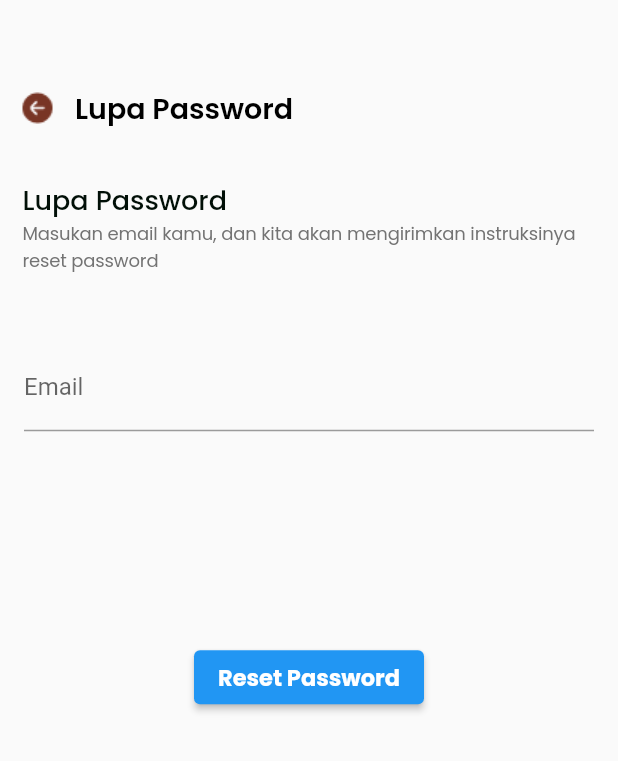
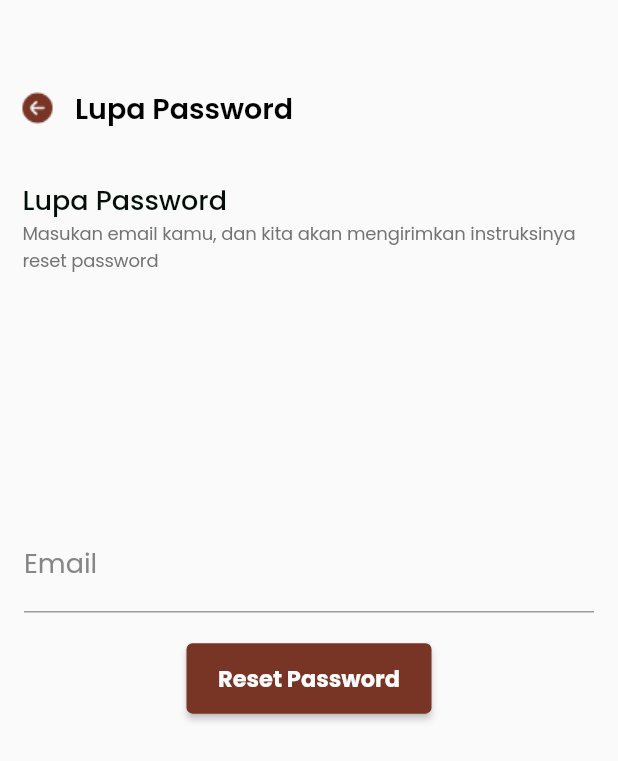
Before and after one commit to S69n250w/flutter_David-Christian-Hui, a Flutter app: the screen it shows after launch, on a phone screen of 412 x 824 dp. Shown: the top 761 px of the screen. Run offline on Flutter 3.47's test engine with Material 2 defaults, Android fonts, the phone set to English and light mode, and no system bars; our stand-ins replace dio, google_fonts.

Commit message:
Update tugas Capstone
menambahkan fitur button reset password dan email

```diff
--- a/coba2/percobaan2/lib/main.dart
+++ b/coba2/percobaan2/lib/main.dart
@@ -81,36 +81,42 @@ class _ForgotPasswordPageState extends State<ForgotPasswordPage> {
           ),
           // Padding for TextField and email
           Padding(
-            padding: const EdgeInsets.all(16.0),
+            padding: const EdgeInsets.symmetric(horizontal: 16.0, vertical: 30.0),
             child: Column(
               mainAxisAlignment: MainAxisAlignment.center,
               children: [
                 TextField(
                     controller: _emailController,
                     decoration: InputDecoration(
-                      labelText: 'Email'
+                      labelText: 'Email',
+                      labelStyle: TextStyle(
+                        fontFamily: GoogleFonts.poppins().fontFamily,
+                        color: Color(0xFF868686),
+                        fontSize: 18,
+                      )
                     ),
                   ),
                 SizedBox(height: 20),
-                Padding(
-                  padding: const EdgeInsets.symmetric(vertical: 120),
-                  child: ElevatedButton(
+                ElevatedButton(
                   style: ButtonStyle(
+                    backgroundColor: MaterialStateProperty.all<Color>(colorPrimary4),
                   ),
                   onPressed: () {
                     // Logika untuk mengirim email reset password
                     // (Anda dapat menambahkan logika pengiriman email di sini)
                     _sendResetEmail();
                   },
+                  child: Padding(
+                    padding: const EdgeInsets.symmetric(horizontal: 5, vertical: 12),
                     child: Text(
                       "Reset Password",
                       textAlign: TextAlign.center,
                       style: TextStyle(
                         fontFamily: GoogleFonts.poppins().fontFamily,
                         fontSize: 15,
-                        fontWeight: FontWeight.bold
+                        fontWeight: FontWeight.bold,
                       ),
-                    )
+                    ),
                   ),
                 ),
               ],
```
Lines whose indentation alone changed are shown as unchanged.
